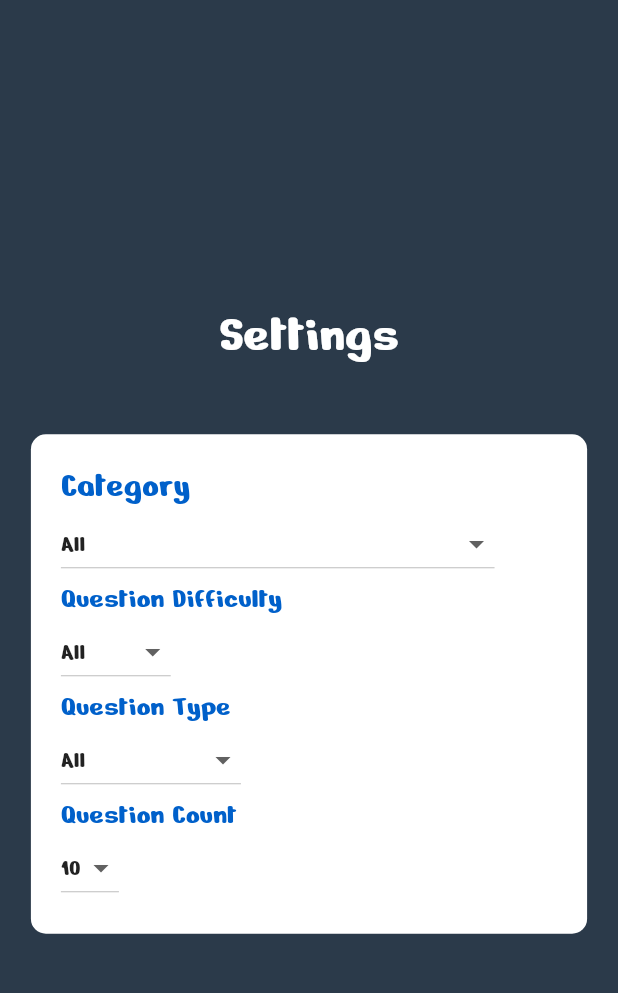
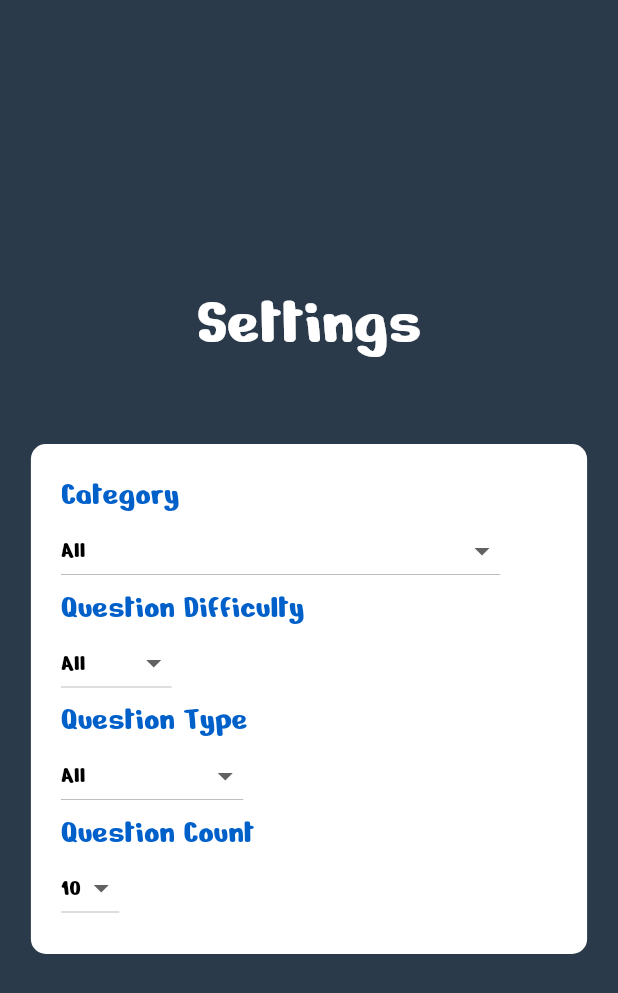
Before and after one commit to NooberCong/Trivium, a Flutter app: the screen it shows after launch, after a tap on an icon or button, on a phone screen of 412 x 824 dp. Shown: the top 993 px of the screen. Run offline on Flutter 3.47's test engine with Material 2 defaults, Android fonts, the phone set to English and light mode, and no system bars; our stand-ins replace flutter_svg, html_unescape, shared_preferences; missing offline and left inert: loading_animations; network calls fail.

Commit message:
text normalized

```diff
--- a/lib/components/answer_display.dart
+++ b/lib/components/answer_display.dart
@@ -20,6 +20,8 @@ class AnswerDisplay extends StatelessWidget {
 
   @override
   Widget build(BuildContext context) {
+    TextTheme textTheme = Theme.of(context).textTheme;
+
     AnswerState state = _answerState(ind);
     return GestureDetector(
       onTap: () => select(ind),
@@ -35,8 +37,7 @@ class AnswerDisplay extends StatelessWidget {
         child: Text(
           text,
           textAlign: TextAlign.center,
-          style: TextStyle(
-            fontSize: 18,
+          style: textTheme.headline6.copyWith(
             color: _textColorFromState(state),
           ),
         ),
--- a/lib/main.dart
+++ b/lib/main.dart
@@ -16,7 +16,14 @@ class MyApp extends StatelessWidget {
   Widget build(BuildContext context) {
     return MaterialApp(
       debugShowCheckedModeBanner: false,
-      theme: ThemeData(fontFamily: 'NerkoOne'),
+      theme: ThemeData(
+        fontFamily: 'NerkoOne',
+        textTheme: TextTheme(
+          subtitle1: TextStyle(fontSize: 22),
+          subtitle2: TextStyle(fontSize: 16),
+          button: TextStyle(fontSize: 18),
+        ),
+      ),
       home: const StartScreen(),
       onGenerateRoute: onGenerateRoute,
     );
--- a/lib/pages/game_settings.dart
+++ b/lib/pages/game_settings.dart
@@ -21,15 +21,17 @@ class _SettingsScreenState extends State<SettingsScreen> {
 
   @override
   Widget build(BuildContext context) {
+    TextTheme textTheme = Theme.of(context).textTheme;
+
     return Scaffold(
       backgroundColor: kPrimaryDark,
       body: Center(
         child: Column(
           mainAxisAlignment: MainAxisAlignment.center,
           children: [
-            const Text(
+            Text(
               "Settings\n",
-              style: TextStyle(fontSize: 36, color: Colors.white),
+              style: textTheme.headline3.copyWith(color: Colors.white),
             ),
             Container(
               width: screenWidth(context, percentage: 90),
@@ -44,7 +46,7 @@ class _SettingsScreenState extends State<SettingsScreen> {
                   children: [
                     Text(
                       "Category",
-                      style: TextStyle(fontSize: 24, color: kPrimary),
+                      style: textTheme.subtitle1.copyWith(color: kPrimary),
                     ),
                     DropdownButton(
                       value: config.category,
@@ -52,7 +54,10 @@ class _SettingsScreenState extends State<SettingsScreen> {
                           .map(
                             (key) => DropdownMenuItem<String>(
                               value: categories[key],
-                              child: Text(key),
+                              child: Text(
+                                key,
+                                style: textTheme.subtitle2,
+                              ),
                             ),
                           )
                           .toList(),
@@ -63,7 +68,7 @@ class _SettingsScreenState extends State<SettingsScreen> {
                     ),
                     Text(
                       "Question Difficulty",
-                      style: TextStyle(fontSize: 20, color: kPrimary),
+                      style: textTheme.subtitle1.copyWith(color: kPrimary),
                     ),
                     DropdownButton(
                       value: config.difficulty,
@@ -71,7 +76,10 @@ class _SettingsScreenState extends State<SettingsScreen> {
                           .map(
                             (key) => DropdownMenuItem<String>(
                               value: difficulties[key],
-                              child: Text(key),
+                              child: Text(
+                                key,
+                                style: textTheme.subtitle2,
+                              ),
                             ),
                           )
                           .toList(),
@@ -82,7 +90,7 @@ class _SettingsScreenState extends State<SettingsScreen> {
                     ),
                     Text(
                       "Question Type",
-                      style: TextStyle(fontSize: 20, color: kPrimary),
+                      style: textTheme.subtitle1.copyWith(color: kPrimary),
                     ),
                     DropdownButton(
                       value: config.questionType,
@@ -90,7 +98,10 @@ class _SettingsScreenState extends State<SettingsScreen> {
                           .map(
                             (key) => DropdownMenuItem<String>(
                               value: questionTypes[key],
-                              child: Text(key),
+                              child: Text(
+                                key,
+                                style: textTheme.subtitle2,
+                              ),
                             ),
                           )
                           .toList(),
@@ -101,7 +112,7 @@ class _SettingsScreenState extends State<SettingsScreen> {
                     ),
                     Text(
                       "Question Count",
-                      style: TextStyle(fontSize: 20, color: kPrimary),
+                      style: textTheme.subtitle1.copyWith(color: kPrimary),
                     ),
                     DropdownButton(
                       value: config.numOfQuestions,
@@ -109,7 +120,7 @@ class _SettingsScreenState extends State<SettingsScreen> {
                           .map(
                             (n) => DropdownMenuItem<String>(
                               value: n,
-                              child: Text(n),
+                              child: Text(n, style: textTheme.subtitle2,),
                             ),
                           )
                           .toList(),
--- a/lib/pages/start_game.dart
+++ b/lib/pages/start_game.dart
@@ -24,6 +24,7 @@ class _StartScreenState extends State<StartScreen> {
 
   @override
   Widget build(BuildContext context) {
+    TextTheme textTheme = Theme.of(context).textTheme;
     return Scaffold(
       backgroundColor: kPrimary,
       body: Center(
@@ -72,9 +73,6 @@ class _StartScreenState extends State<StartScreen> {
                         controller: _controller,
                         decoration: InputDecoration(
                             labelText: "Your name",
-                            labelStyle: TextStyle(
-                              fontSize: 18,
-                            ),
                             border: InputBorder.none,
                             hintText: 'Player'),
                       ),
@@ -109,8 +107,8 @@ class _StartScreenState extends State<StartScreen> {
                               child: Text(
                                 "Start game",
                                 textAlign: TextAlign.center,
-                                style: TextStyle(
-                                    color: Colors.white, fontSize: 16),
+                                style: textTheme.button
+                                    .copyWith(color: Colors.white),
                               ),
                             ),
                           ),
@@ -132,7 +130,7 @@ class _StartScreenState extends State<StartScreen> {
                             ),
                             child: SvgPicture.asset(
                               "assets/images/settings.svg",
-                              width: 21,
+                              width: 22,
                               color: Colors.white,
                             ),
                           ),
--- a/lib/util/html_unscape.dart
+++ b/lib/util/html_unscape.dart
@@ -1,4 +1,4 @@
-import 'package:html_unescape/html_unescape_small.dart';
+import 'package:html_unescape/html_unescape.dart';
 
 var _unescape = HtmlUnescape();
 
```
Also changed, not shown: lib/components/custom_timer.dart (deleted, +0 -32 lines), lib/components/question_display.dart (+9 -11 lines), lib/components/quiz_body.dart (+7 -8 lines), lib/pages/end_game.dart (+6 -13 lines), lib/pages/in_game.dart (+11 -12 lines).
